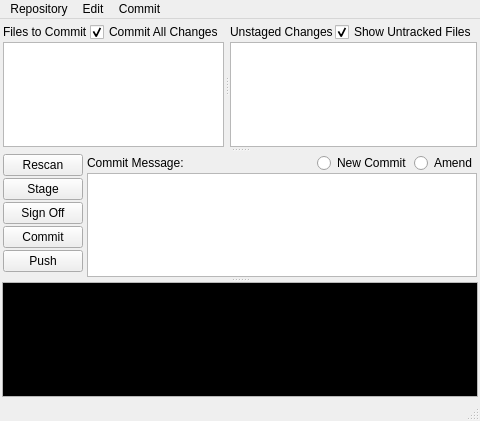
The window that ui/Window.ui (git-cola/git-cola) describes before a commit, drawn with Qt 5.
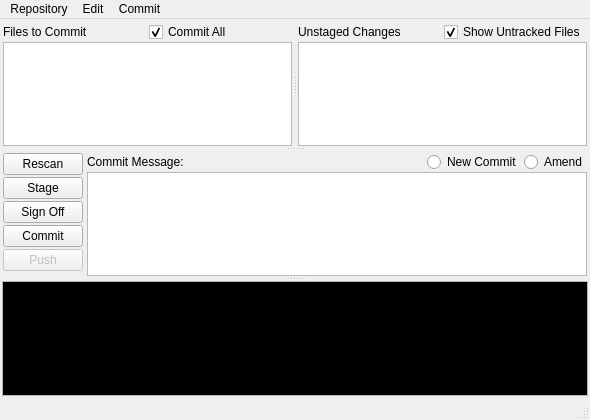
The same window after the commit.

```diff
--- a/ui/Window.ui
+++ b/ui/Window.ui
@@ -6,8 +6,8 @@
    <rect>
     <x>0</x>
     <y>0</y>
-    <width>472</width>
-    <height>421</height>
+    <width>590</width>
+    <height>420</height>
    </rect>
   </property>
   <property name="windowTitle" >
@@ -66,7 +66,7 @@
             <item>
              <widget class="QCheckBox" name="commitAllCheckBox" >
               <property name="text" >
-               <string>Commit All Changes</string>
+               <string>Commit All</string>
               </property>
               <property name="checked" >
                <bool>true</bool>
@@ -217,6 +217,9 @@
            </item>
            <item>
             <widget class="QPushButton" name="pushButton" >
+             <property name="enabled" >
+              <bool>false</bool>
+             </property>
              <property name="text" >
               <string>Push</string>
              </property>
@@ -373,7 +376,7 @@
     <rect>
      <x>0</x>
      <y>0</y>
-     <width>472</width>
+     <width>590</width>
      <height>26</height>
     </rect>
    </property>
```
Left out of the diff: 54 changed lines with no effect on the pictures.
